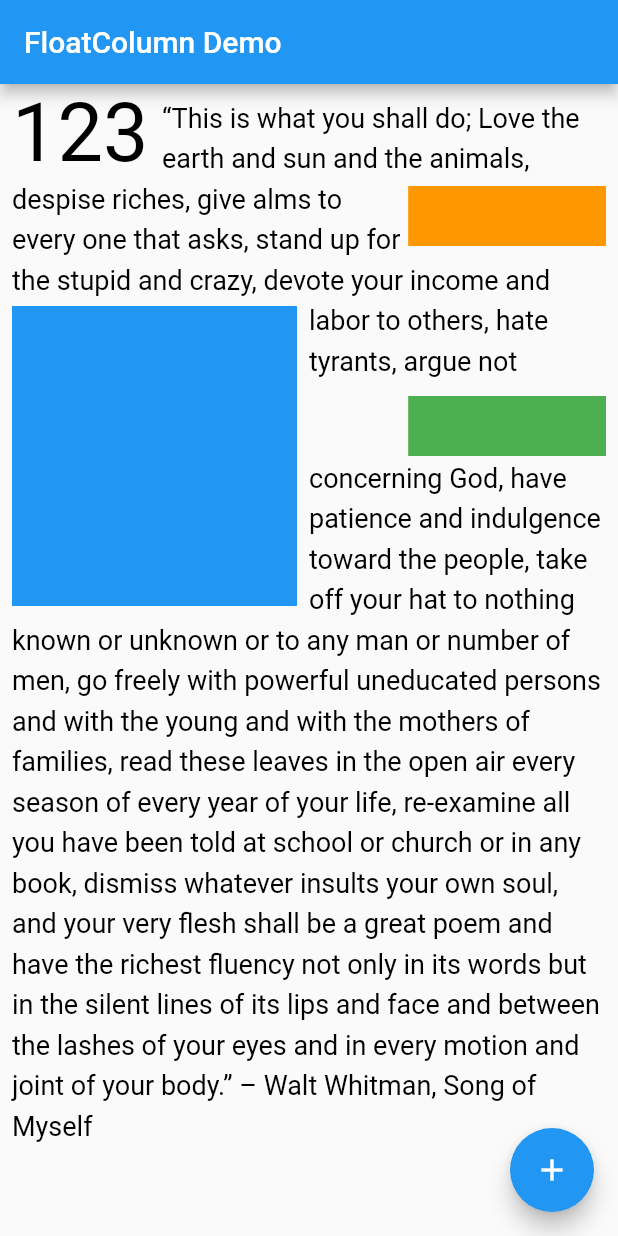
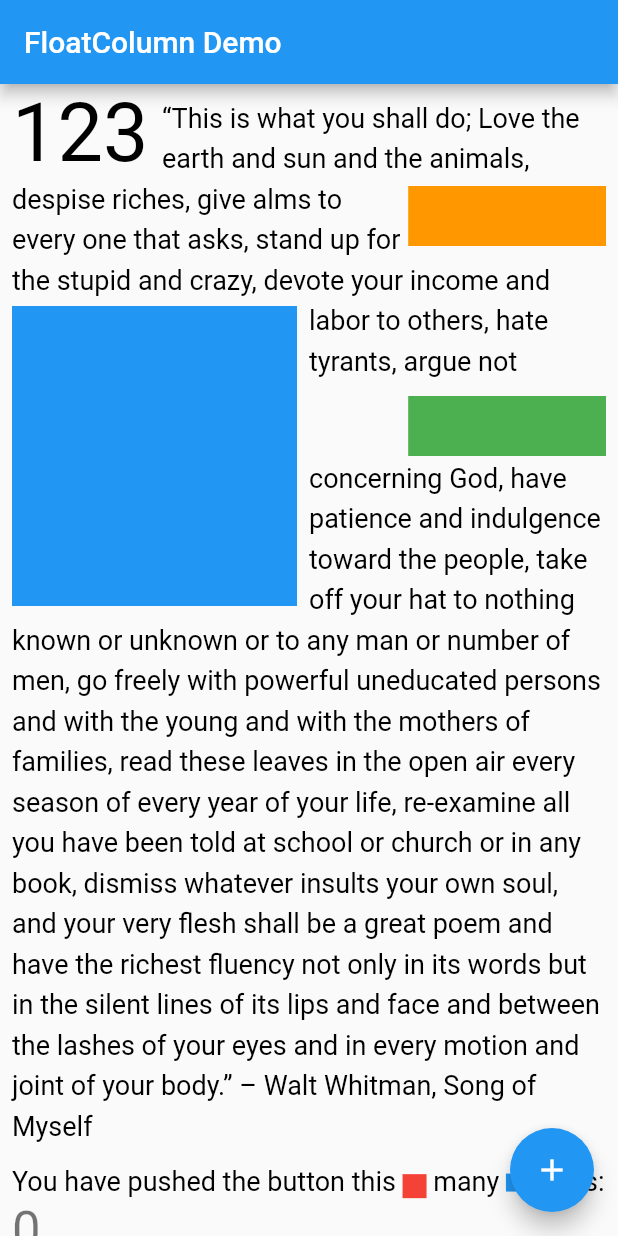
Before and after one commit to ronjb/float_column, a Flutter app: the screen it shows after launch, on a phone screen of 412 x 824 dp. Run offline on Flutter 3.47's test engine with Material 2 defaults, Android fonts, the phone set to English and light mode, and no system bars.

```diff
--- a/example/lib/main.dart
+++ b/example/lib/main.dart
@@ -59,7 +59,8 @@ class _MyHomePageState extends State<MyHomePage> {
         textAlign: TextAlign.justify,
         child: Directionality(
           textDirection: TextDirection.ltr,
-          child: SingleChildScrollView(
+          child: Builder(
+            builder: (context) => SingleChildScrollView(
               child: Padding(
                 padding: const EdgeInsets.all(8),
                 child: Column(
@@ -87,7 +88,9 @@ class _MyHomePageState extends State<MyHomePage> {
                             child: Container(
                               height: 200,
                               color: Colors.blue,
-                            margin: const EdgeInsets.only(right: 8),
+                              margin: Directionality.of(context) == TextDirection.ltr
+                                  ? const EdgeInsets.only(right: 8)
+                                  : const EdgeInsets.only(left: 8),
                             )),
                         Floatable(
                             float: FCFloat.end,
@@ -95,16 +98,14 @@ class _MyHomePageState extends State<MyHomePage> {
                             clearMinSpacing: 100,
                             maxWidthPercentage: 0.333,
                             child: Container(height: boxHeight, color: Colors.green)),
-                      // Floatable(
-                      //     float: FCFloat.right,
-                      //     clear: FCClear.both,
-                      //     child: Container(width: 1, height: 1, color: Colors.transparent)),
-                      WrappableText(text: getText1(), textAlign: textAlign, clear: FCClear.none),
-                      // WrappableText(text: getText2(), textAlign: textAlign),
-                      // Text('$_counter', style: Theme.of(context).textTheme.headline4),
+                        WrappableText(text: getText1(context), textAlign: textAlign),
+                        const SizedBox(width: 0, height: 10),
+                        WrappableText(text: getText2(), textAlign: textAlign),
+                        Text('$_counter', style: Theme.of(context).textTheme.headline4),
                       ],
                     ),
                   ],
+                ),
               ),
             ),
           ),
@@ -144,23 +145,16 @@ class ChapterNumber extends StatelessWidget {
   }
 }
 
-TextSpan getText1() => TextSpan(children: [
-      // const TextSpan(text: '"این همان کاری است که شما باید انجام دهید. زمین و خورشید و حیوانات را دوست داشته باشید ، ثروت را تحقیر کنید ، به هر کسی که درخواست می کند صدقه دهید ، برای احمقان و دیوانه ها ایستادگی کنید ، درآمد و زحمت خود را به دیگران اختصاص دهید ، از جباران متنفر شوید ، در مورد خدا بحث نکنید ، صبر و شادی کنید مردم ، کلاه خود را از چیزی که شناخته شده یا ناشناخته است یا برای هر مرد یا تعداد زیادی مرد بردارید ، آزادانه با افراد تحصیل کرده قدرتمند و با جوانان و مادران خانواده بروید ، این برگها را در هر فصل از هر سال در هوای آزاد بخوانید زندگی خود را بررسی کنید ، تمام آنچه را که در مدرسه یا کلیسا یا هر کتاب به شما گفته شده است ، بررسی کنید ، هر آنچه را که به روح خود توهین می کند کنار بگذارید ، و گوشت شما یک شعر عالی خواهد بود و نه تنها در کلمات بلکه در سکوت غنی ترین تسلط را دارد خطوط لب و صورت و بین مژه های چشم و در هر حرکت و مفصل بدن شما. " - والت ویتمن ، آهنگ خودم'),
-      const TextSpan(
+TextSpan getText1(BuildContext context) => Directionality.of(context) == TextDirection.ltr
+    ? const TextSpan(
         text:
-              '“This is what you shall do; Love the earth and sun and the animals, despise riches, give alms to every one that asks, stand up for the stupid and crazy, devote your income and labor to others, hate tyrants, argue not concerning God, have patience and indulgence toward the people, take off your hat to nothing known or unknown or to any man or number of men, go freely with powerful uneducated persons and with the young and with the mothers of families, read these leaves in the open air every season of every year of your life, re-examine all you have been told at school or church or in any book, dismiss whatever insults your own soul, and your very flesh shall be a great poem and have the richest fluency not only in its words but in the silent lines of its lips and face and between the lashes of your eyes and in every motion and joint of your body.” – Walt Whitman, Song of Myself'),
-      // const TextSpan(
-      //     text: 'Neque porro quisquam est, qui dolorem '
-      //         'ipsum quia dolor sit amet. '
-      //         'Neque porro quisquam est, qui dolorem '
-      //         'ipsum quia dolor sit amet. '),
-      // const TextSpan(text: 'You '),
-      // WidgetSpan(child: Container(width: 16, height: 16, color: Colors.red)),
-      // const TextSpan(text: ' have pushed the button')
-    ]);
+            '“This is what you shall do; Love the earth and sun and the animals, despise riches, give alms to every one that asks, stand up for the stupid and crazy, devote your income and labor to others, hate tyrants, argue not concerning God, have patience and indulgence toward the people, take off your hat to nothing known or unknown or to any man or number of men, go freely with powerful uneducated persons and with the young and with the mothers of families, read these leaves in the open air every season of every year of your life, re-examine all you have been told at school or church or in any book, dismiss whatever insults your own soul, and your very flesh shall be a great poem and have the richest fluency not only in its words but in the silent lines of its lips and face and between the lashes of your eyes and in every motion and joint of your body.” – Walt Whitman, Song of Myself')
+    : const TextSpan(
+        text:
+            '"این همان کاری است که شما باید انجام دهید. زمین و خورشید و حیوانات را دوست داشته باشید ، ثروت را تحقیر کنید ، به هر کسی که درخواست می کند صدقه دهید ، برای احمقان و دیوانه ها ایستادگی کنید ، درآمد و زحمت خود را به دیگران اختصاص دهید ، از جباران متنفر شوید ، در مورد خدا بحث نکنید ، صبر و شادی کنید مردم ، کلاه خود را از چیزی که شناخته شده یا ناشناخته است یا برای هر مرد یا تعداد زیادی مرد بردارید ، آزادانه با افراد تحصیل کرده قدرتمند و با جوانان و مادران خانواده بروید ، این برگها را در هر فصل از هر سال در هوای آزاد بخوانید زندگی خود را بررسی کنید ، تمام آنچه را که در مدرسه یا کلیسا یا هر کتاب به شما گفته شده است ، بررسی کنید ، هر آنچه را که به روح خود توهین می کند کنار بگذارید ، و گوشت شما یک شعر عالی خواهد بود و نه تنها در کلمات بلکه در سکوت غنی ترین تسلط را دارد خطوط لب و صورت و بین مژه های چشم و در هر حرکت و مفصل بدن شما. " - والت ویتمن ، آهنگ خودم');
 
 TextSpan getText2() => TextSpan(children: [
-      const TextSpan(text: 'this '),
+      const TextSpan(text: 'You have pushed the button this '),
       WidgetSpan(child: Container(width: 16, height: 16, color: Colors.red)),
       const TextSpan(text: ' many '),
       WidgetSpan(
--- a/lib/src/util.dart
+++ b/lib/src/util.dart
@@ -73,7 +73,7 @@ Rect findSpaceFor({
   // TextDirection? textDir,
 }) {
   assert(startY < double.infinity);
-  assert(width > 0.0 && width < double.infinity);
+  assert(width >= 0.0 && width < double.infinity);
   assert(height >= 0.0 && height < double.infinity);
   assert(minX < double.infinity);
   assert(maxX < double.infinity && maxX - minX >= width);
--- a/pubspec.yaml
+++ b/pubspec.yaml
@@ -1,6 +1,6 @@
 name: float_column
 description: A Flutter package for building a vertical column of widgets and text with the ability to "float" child widgets to the left or right, similar to the functionality of CSS `float` and `clear` properties.
-version: 0.1.0-dev.2
+version: 0.1.0-dev.3
 repository: https://github.com/ronjb/float_column
 
 environment:
```
Also changed, not shown: example/example_ltr.png (added), example/example_rtl.png (added), example/pubspec.lock, 3 other files. Lines whose indentation alone changed are shown as unchanged.
